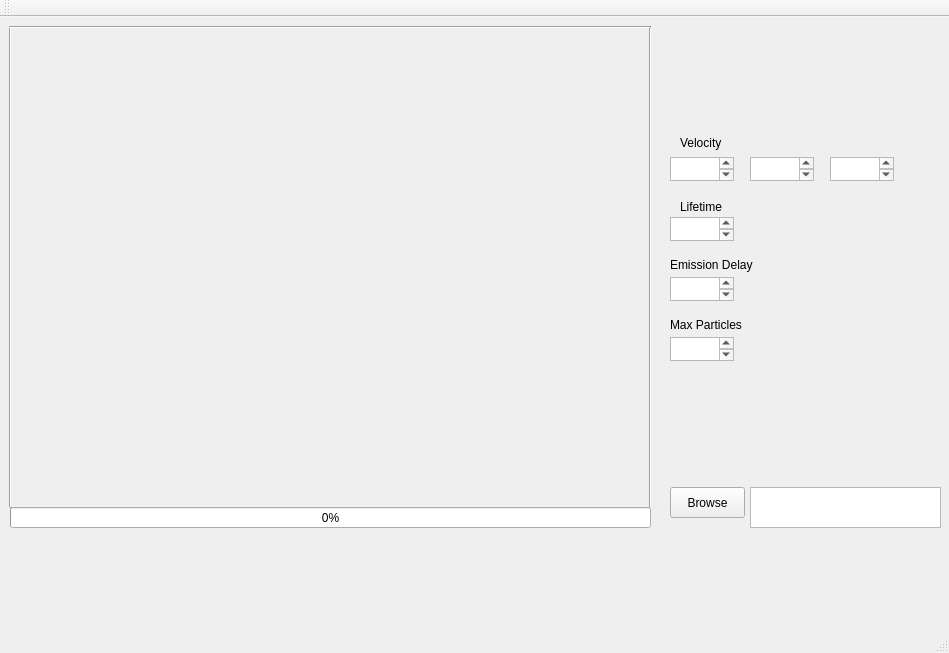
The window that TA_ParticleEditor/TA_ParticleEditor/particleeditor.ui (Stureplan/TA_ParticleEditor) describes before a commit, drawn with Qt 5.
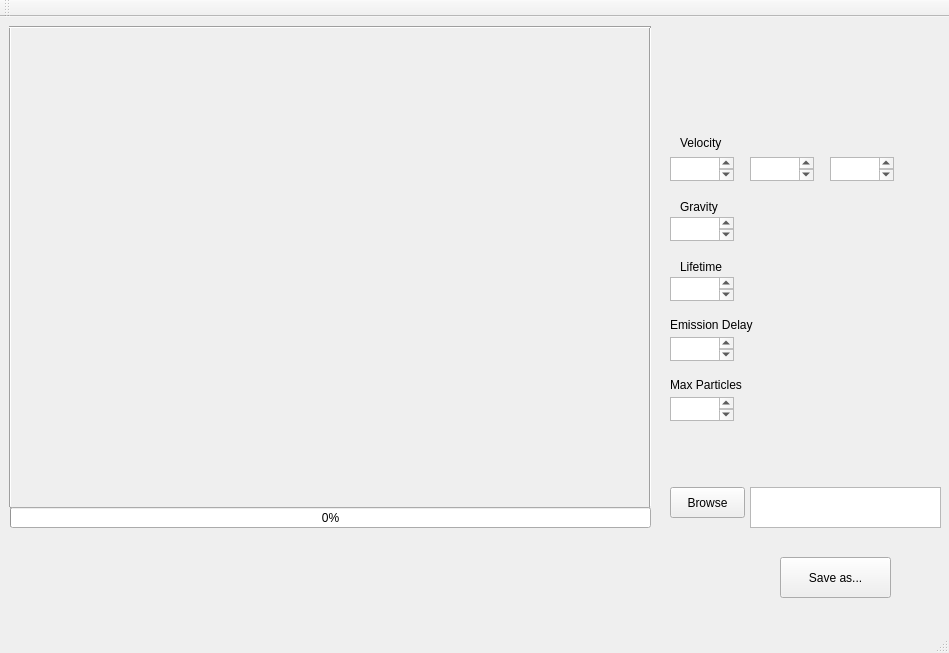
The same window after the commit. Custom widgets are drawn as their Qt base class.

Diff of the .ui file:
```diff
--- a/TA_ParticleEditor/TA_ParticleEditor/particleeditor.ui
+++ b/TA_ParticleEditor/TA_ParticleEditor/particleeditor.ui
@@ -114,7 +114,7 @@
     <property name="geometry">
      <rect>
       <x>670</x>
-      <y>200</y>
+      <y>260</y>
       <width>64</width>
       <height>24</height>
      </rect>
@@ -124,7 +124,7 @@
     <property name="geometry">
      <rect>
       <x>680</x>
-      <y>180</y>
+      <y>240</y>
       <width>51</width>
       <height>20</height>
      </rect>
@@ -137,22 +137,22 @@
     <property name="geometry">
      <rect>
       <x>670</x>
-      <y>260</y>
-      <width>64</width>
-      <height>24</height>
-     </rect>
-    </property>
-   </widget>
-   <widget class="QPlainTextEdit" name="maxParticles">
-    <property name="geometry">
-     <rect>
-      <x>670</x>
       <y>320</y>
       <width>64</width>
       <height>24</height>
      </rect>
     </property>
    </widget>
+   <widget class="QPlainTextEdit" name="maxParticles">
+    <property name="geometry">
+     <rect>
+      <x>670</x>
+      <y>380</y>
+      <width>64</width>
+      <height>24</height>
+     </rect>
+    </property>
+   </widget>
    <widget class="QPlainTextEdit" name="velocityX">
     <property name="geometry">
      <rect>
@@ -200,7 +200,7 @@
     <property name="geometry">
      <rect>
       <x>670</x>
-      <y>240</y>
+      <y>300</y>
       <width>121</width>
       <height>16</height>
      </rect>
@@ -213,7 +213,7 @@
     <property name="geometry">
      <rect>
       <x>670</x>
-      <y>300</y>
+      <y>360</y>
       <width>91</width>
       <height>16</height>
      </rect>
@@ -254,6 +254,42 @@
      <bool>false</bool>
     </property>
    </widget>
+   <widget class="QPushButton" name="savePS">
+    <property name="geometry">
+     <rect>
+      <x>780</x>
+      <y>540</y>
+      <width>111</width>
+      <height>41</height>
+     </rect>
+    </property>
+    <property name="text">
+     <string>Save as...</string>
+    </property>
+   </widget>
+   <widget class="QPlainTextEdit" name="gravity">
+    <property name="geometry">
+     <rect>
+      <x>670</x>
+      <y>200</y>
+      <width>64</width>
+      <height>24</height>
+     </rect>
+    </property>
+   </widget>
+   <widget class="QLabel" name="label_Gravity">
+    <property name="geometry">
+     <rect>
+      <x>680</x>
+      <y>180</y>
+      <width>51</width>
+      <height>20</height>
+     </rect>
+    </property>
+    <property name="text">
+     <string>Gravity</string>
+    </property>
+   </widget>
   </widget>
   <widget class="QMenuBar" name="menuBar">
    <property name="geometry">
```
Left out of the diff: 34 changed lines with no effect on the pictures.
